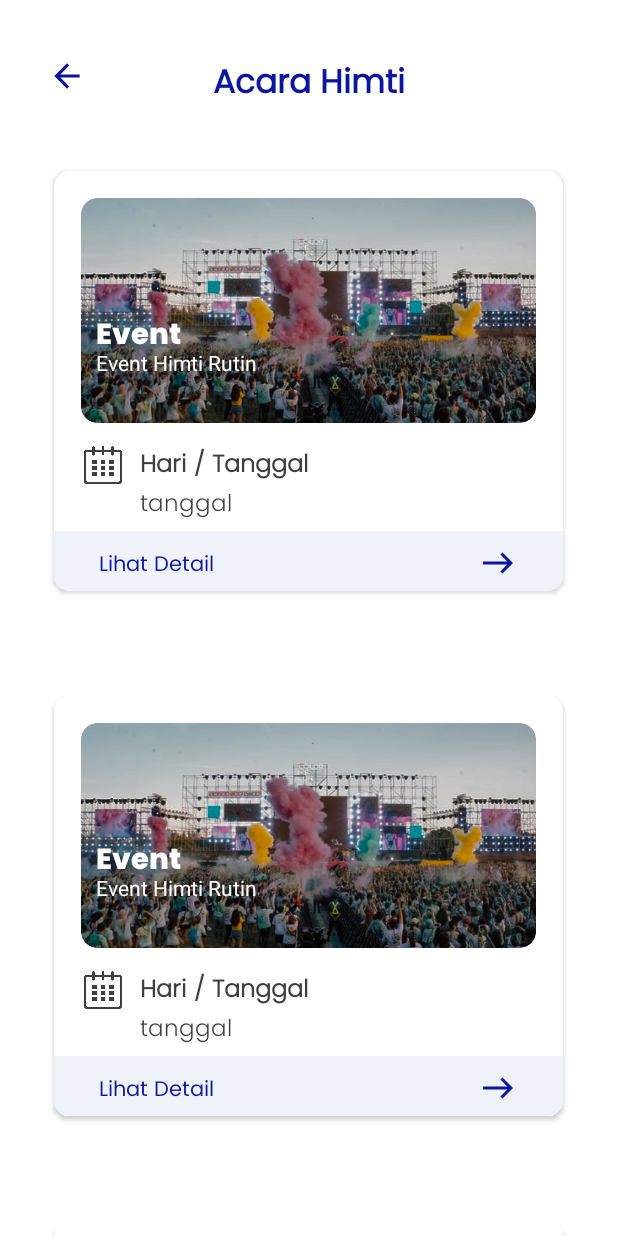
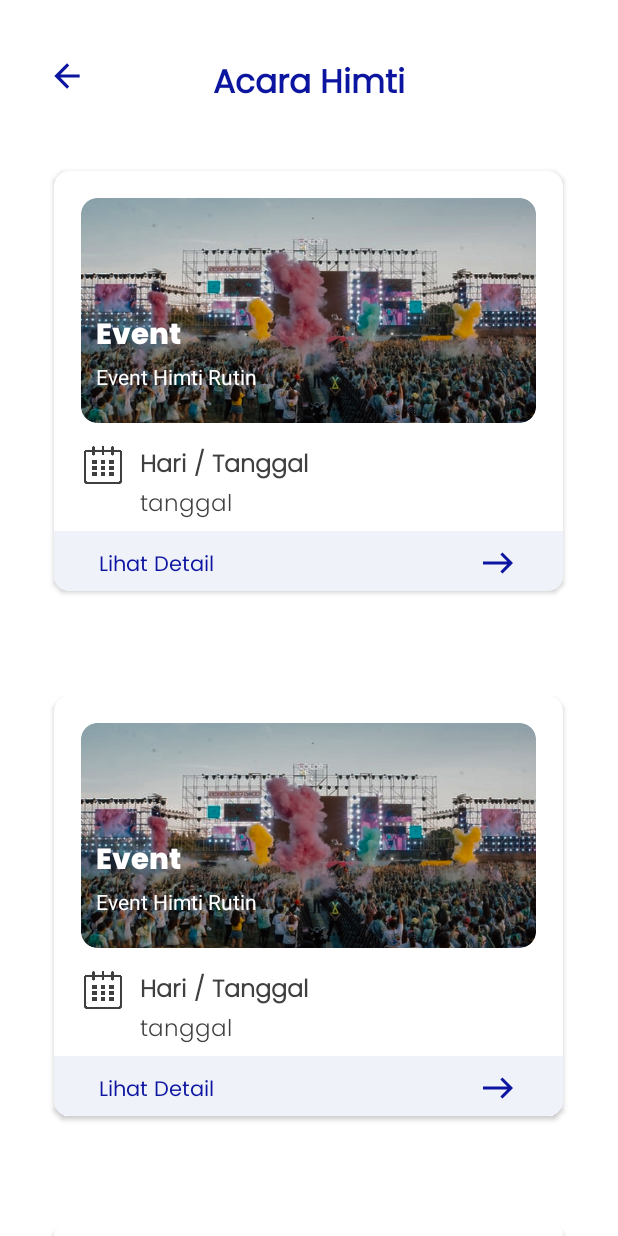
Before and after one commit to ranggacikal/HIMTI-Apps, an Android app: the layout activity_event.xml on its own in the app's theme, with its tools: preview values and no code run, on a phone screen of 412 x 824 dp. Run offline under Robolectric (Android 15) with nearby library versions, the light colour scheme and no system bars.

Commit message:
Fix code

```diff
--- a/app/src/main/res/layout/item_event_himti.xml
+++ b/app/src/main/res/layout/item_event_himti.xml
@@ -1,8 +1,8 @@
 <?xml version="1.0" encoding="utf-8"?>
 <RelativeLayout xmlns:android="http://schemas.android.com/apk/res/android"
+    xmlns:app="http://schemas.android.com/apk/res-auto"
     android:layout_width="match_parent"
-    android:layout_height="350dp"
-    xmlns:app="http://schemas.android.com/apk/res-auto">
+    android:layout_height="350dp">
 
     <androidx.cardview.widget.CardView
         android:layout_width="339dp"
@@ -25,12 +25,17 @@
                 android:elevation="8dp"
                 app:cardCornerRadius="10dp">
 
+                <RelativeLayout
+                    android:layout_width="match_parent"
+                    android:layout_height="match_parent">
+
+
                     <ImageView
                         android:id="@+id/img_jadwal_event"
                         android:layout_width="303dp"
                         android:layout_height="150dp"
-                    android:src="@drawable/image_event"
-                    android:scaleType="fitXY"/>
+                        android:scaleType="fitXY"
+                        android:src="@drawable/image_event" />
 
                     <TextView
                         android:id="@+id/tv_judul_event"
@@ -41,16 +46,30 @@
                         android:fontFamily="@font/poppins_extrabold"
                         android:text="Event"
                         android:textColor="#FFFFFF"
-                    android:textSize="19dp"/>
+                        android:textSize="19dp" />
+
+                    <ScrollView
+                        android:layout_width="match_parent"
+                        android:layout_height="40dp"
+                        android:layout_below="@+id/tv_judul_event" >
+
+                        <RelativeLayout
+                            android:layout_width="match_parent"
+                            android:layout_height="match_parent" >
 
                             <TextView
                                 android:id="@+id/tv_deskripsi_event"
                                 android:layout_width="wrap_content"
                                 android:layout_height="wrap_content"
                                 android:layout_marginStart="10dp"
-                    android:layout_marginTop="100dp"
                                 android:text="Event Himti Rutin"
-                    android:textColor="#FFFFFF"/>
+                                android:textColor="#FFFFFF" />
+
+                        </RelativeLayout>
+
+                    </ScrollView>
+
+                </RelativeLayout>
 
             </androidx.cardview.widget.CardView>
 
@@ -58,10 +77,10 @@
                 android:id="@+id/img_date_event"
                 android:layout_width="25dp"
                 android:layout_height="25dp"
+                android:layout_below="@+id/img_event"
                 android:layout_marginStart="20dp"
                 android:layout_marginTop="15dp"
-                android:layout_below="@+id/img_event"
-                android:src="@drawable/date"/>
+                android:src="@drawable/date" />
 
             <TextView
                 android:id="@+id/txt_tanggal_event"
```
Also changed, not shown: app/src/main/res/layout/recyclerview_sharing.xml (+22 -4 lines). Lines whose indentation alone changed are shown as unchanged.
